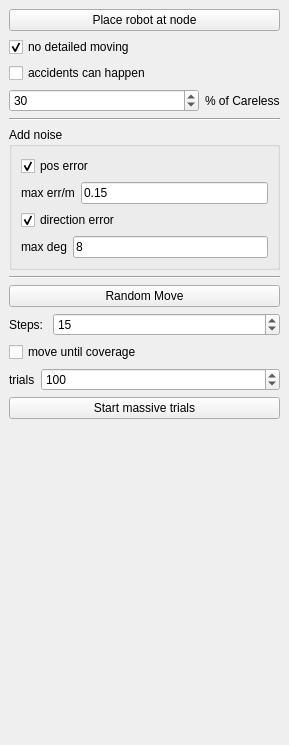
Above: include/tmapping/UI/dockSimulation.ui from StumboEugen/TMapping before the change. Below: the same form after it.
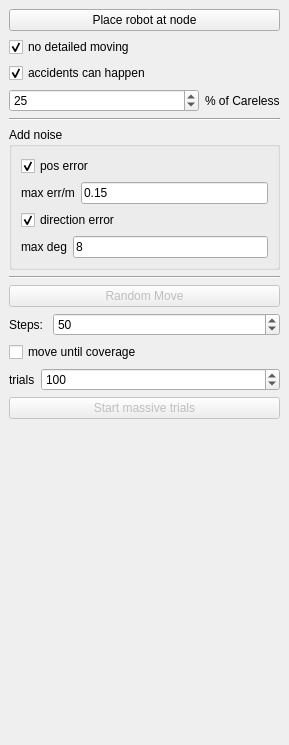
That is the form after the change.

Diff of the .ui file:
```diff
--- a/include/tmapping/UI/dockSimulation.ui
+++ b/include/tmapping/UI/dockSimulation.ui
@@ -50,7 +50,7 @@
        <string>accidents can happen</string>
       </property>
       <property name="checked">
-       <bool>false</bool>
+       <bool>true</bool>
       </property>
      </widget>
     </item>
@@ -64,8 +64,11 @@
           <verstretch>0</verstretch>
          </sizepolicy>
         </property>
+        <property name="maximum">
+         <number>100</number>
+        </property>
         <property name="value">
-         <number>30</number>
+         <number>25</number>
         </property>
        </widget>
       </item>
@@ -159,6 +162,9 @@
     </item>
     <item>
      <widget class="QPushButton" name="btnRandomMove">
+      <property name="enabled">
+       <bool>false</bool>
+      </property>
       <property name="text">
        <string>Random Move</string>
       </property>
@@ -185,7 +191,7 @@
          <number>999</number>
         </property>
         <property name="value">
-         <number>15</number>
+         <number>50</number>
         </property>
        </widget>
       </item>
@@ -230,6 +236,9 @@
     </item>
     <item>
      <widget class="QPushButton" name="btnStartMassiveTrail">
+      <property name="enabled">
+       <bool>false</bool>
+      </property>
       <property name="text">
        <string>Start massive trials</string>
       </property>
```
